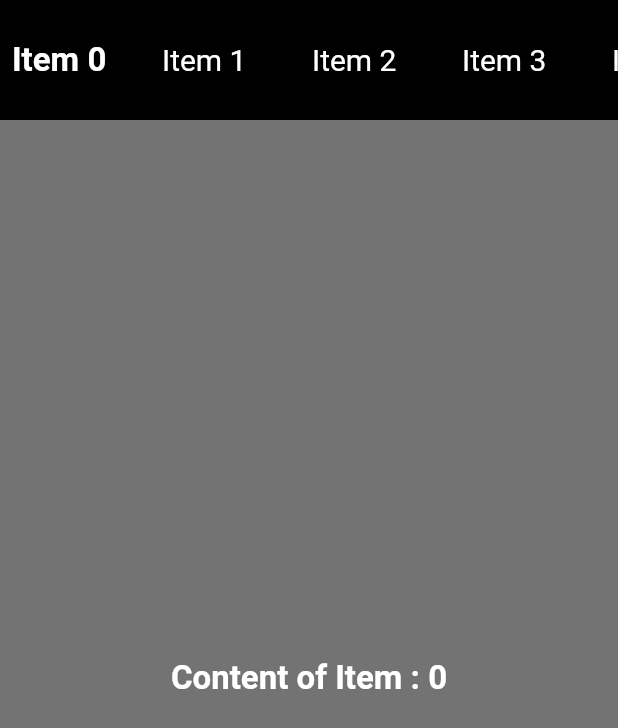
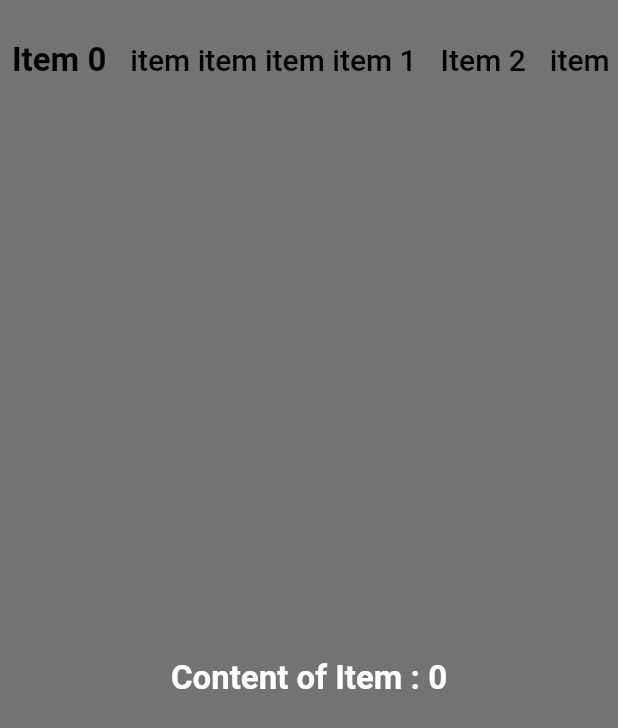
Before and after one commit to asmitzz/listview_scroll_task, a Flutter app: the screen it shows after launch, on a phone screen of 412 x 824 dp. Shown: the top 728 px of the screen. Run offline on Flutter 3.47's test engine with Material 2 defaults, Android fonts, the phone set to English and light mode, and no system bars.

Commit message:
Update home_screen.dart

```diff
--- a/lib/src/screens/home_screen.dart
+++ b/lib/src/screens/home_screen.dart
@@ -11,15 +11,33 @@ class _HomeScreenState extends State<HomeScreen> {
   final ScrollController _controller = ScrollController();
   int selectedIndex = 0;
   late Size deviceSize;
-  double width = 100;
 
-  void _setScrollbar(index) {
+  final List<ItemWidth> itemsWidth = [];
+
+  final arr = [2, 3, 5, 6];
+
+  getScrollWidth(int index) {
+    double width = 0;
+    for (var i = 0; i < index; i++) {
+      width += itemsWidth[i].width;
+    }
+    return width;
+  }
+
+  void _setScrollbar(index, itemWidth) {
     selectedIndex = index;
-    double totalWidth = 15 * width;
-    if (totalWidth - (index * width) <= 300) {}
-    _controller.animateTo(_controller.position.minScrollExtent + (index * 100),
+    _controller.animateTo(getScrollWidth(index) - 5,
         duration: const Duration(milliseconds: 300), curve: Curves.linear);
     setState(() {});
+  }
+
+  Size _textSize(String text, TextStyle style) {
+    final TextPainter textPainter = TextPainter(
+        text: TextSpan(text: text, style: style),
+        maxLines: 1,
+        textDirection: TextDirection.ltr)
+      ..layout(minWidth: 0, maxWidth: double.infinity);
+    return textPainter.size;
   }
 
   @override
@@ -41,21 +59,43 @@ class _HomeScreenState extends State<HomeScreen> {
                     shrinkWrap: true,
                     scrollDirection: Axis.horizontal,
                     itemCount: 15,
-                    itemBuilder: (BuildContext context, int index) => Container(
-                        alignment: Alignment.centerLeft,
-                        width: index == 14 ? deviceSize.width : width,
-                        color: Colors.black,
-                        child: TextButton(
-                            onPressed: () => _setScrollbar(index),
+                    itemBuilder: (BuildContext context, int index) {
+                      final Size txtSize = _textSize(
+                          index % 2 == 0
+                              ? "Item $index"
+                              : "item item item item $index",
+                          TextStyle(
+                              fontWeight: selectedIndex == index
+                                  ? FontWeight.bold
+                                  : FontWeight.w500,
+                              color: Colors.black,
+                              fontSize: selectedIndex == index ? 22 : 20));
+
+                      if (itemsWidth
+                          .where((ItemWidth element) => element.id == index)
+                          .isEmpty) {
+                        itemsWidth.add(ItemWidth(index, (txtSize.width+16)));
+                      }
+
+                      return TextButton(
+                          style: TextButton.styleFrom(padding:const EdgeInsets.symmetric(horizontal: 8)),
+                          onPressed: () => _setScrollbar(index, txtSize.width),
+                          child: SizedBox(
+                            width:
+                                index == 14 ? deviceSize.width : txtSize.width,
                             child: Text(
-                              "Item $index",
+                              index % 2 == 0
+                                  ? "Item $index"
+                                  : "item item item item $index",
                               style: TextStyle(
                                   fontWeight: selectedIndex == index
                                       ? FontWeight.bold
-                                      : FontWeight.normal,
-                                  color: Colors.white,
+                                      : FontWeight.w500,
+                                  color: Colors.black,
                                   fontSize: selectedIndex == index ? 22 : 20),
-                            ))),
+                            ),
+                          ));
+                    },
                   ),
                 ),
                 Expanded(
@@ -63,7 +103,9 @@ class _HomeScreenState extends State<HomeScreen> {
                         child: Text(
                   "Content of Item : $selectedIndex",
                   style: const TextStyle(
-                      fontSize: 22,color: Colors.white, fontWeight: FontWeight.bold),
+                      fontSize: 22,
+                      color: Colors.white,
+                      fontWeight: FontWeight.bold),
                 )))
               ],
             ),
@@ -73,3 +115,10 @@ class _HomeScreenState extends State<HomeScreen> {
     );
   }
 }
+
+class ItemWidth {
+  final int id;
+  final double width;
+
+  ItemWidth(this.id, this.width);
+}
```
